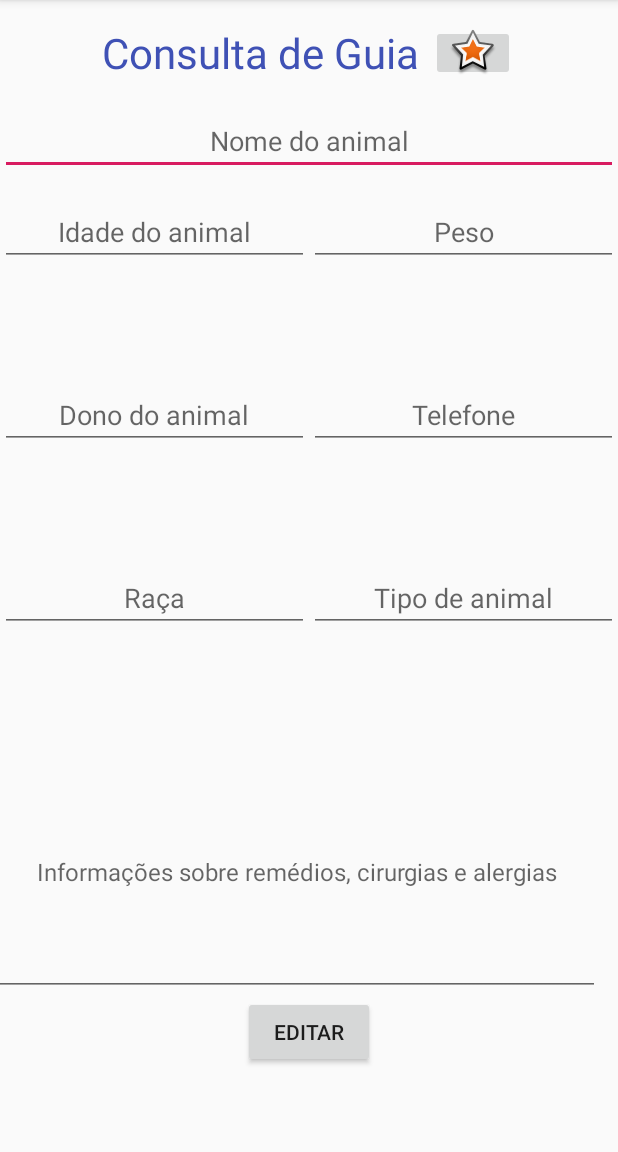
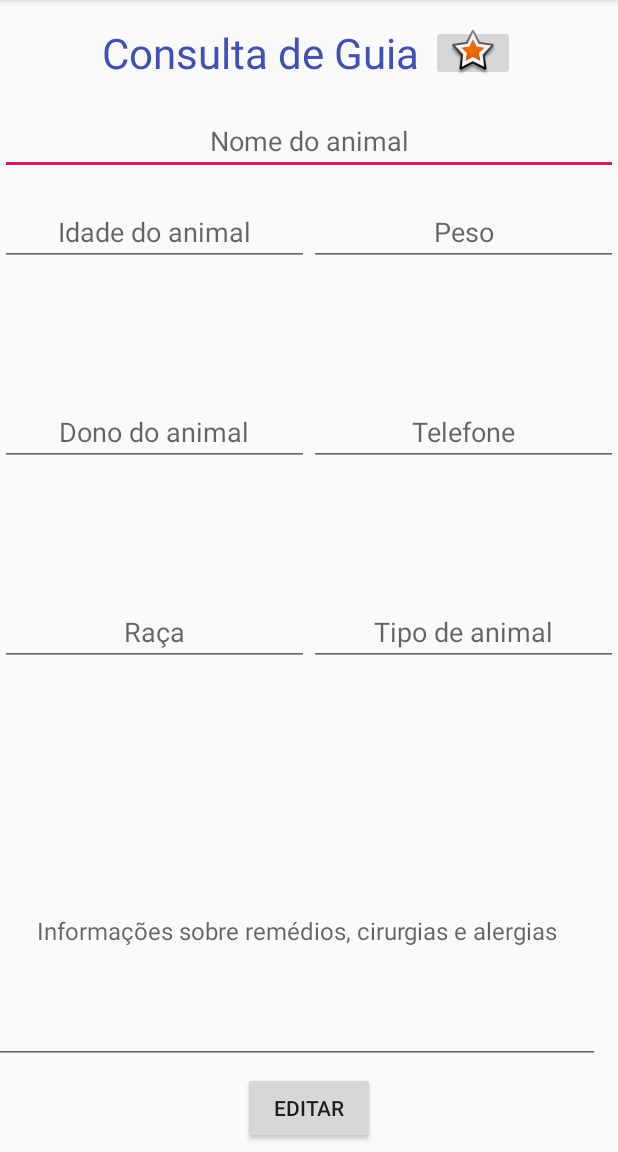
Before and after one commit to paulabicca/ProjetoFinalDispositivosMoveis, an Android app: the GuiaConsulta screen opened directly, with no data from a screen before it, on a phone screen of 412 x 824 dp, the part 84-1236 px from its top. Run offline under Robolectric (Android 15) with nearby library versions, the phone set to English and light mode, and no system bars.

Commit message:
Margens do guia_consulta modificadas

```diff
--- a/app/src/main/res/layout/activity_guia_consulta.xml
+++ b/app/src/main/res/layout/activity_guia_consulta.xml
@@ -231,9 +231,8 @@
         android:id="@+id/btnEditar"
         android:layout_width="wrap_content"
         android:layout_height="wrap_content"
-        android:layout_marginStart="8dp"
-        android:layout_marginEnd="8dp"
-        android:layout_marginBottom="56dp"
+        android:layout_marginTop="5dp"
+        android:layout_marginBottom="5dp"
         android:gravity="center"
         android:text="Editar"
         app:layout_constraintBottom_toBottomOf="parent"
```
